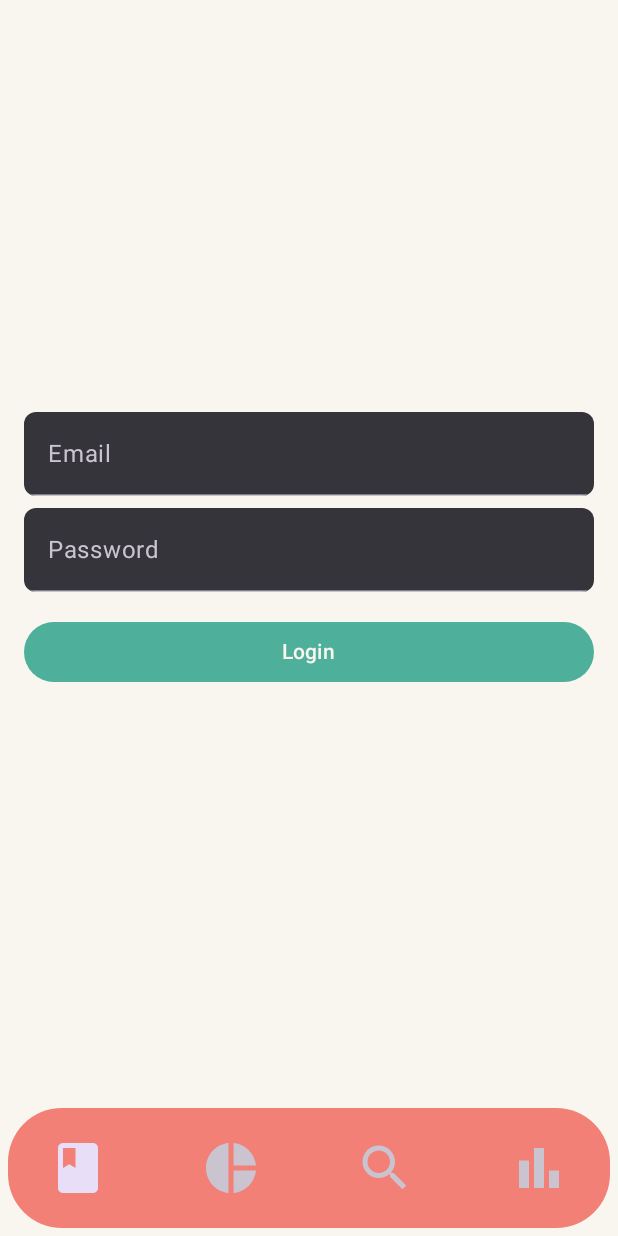
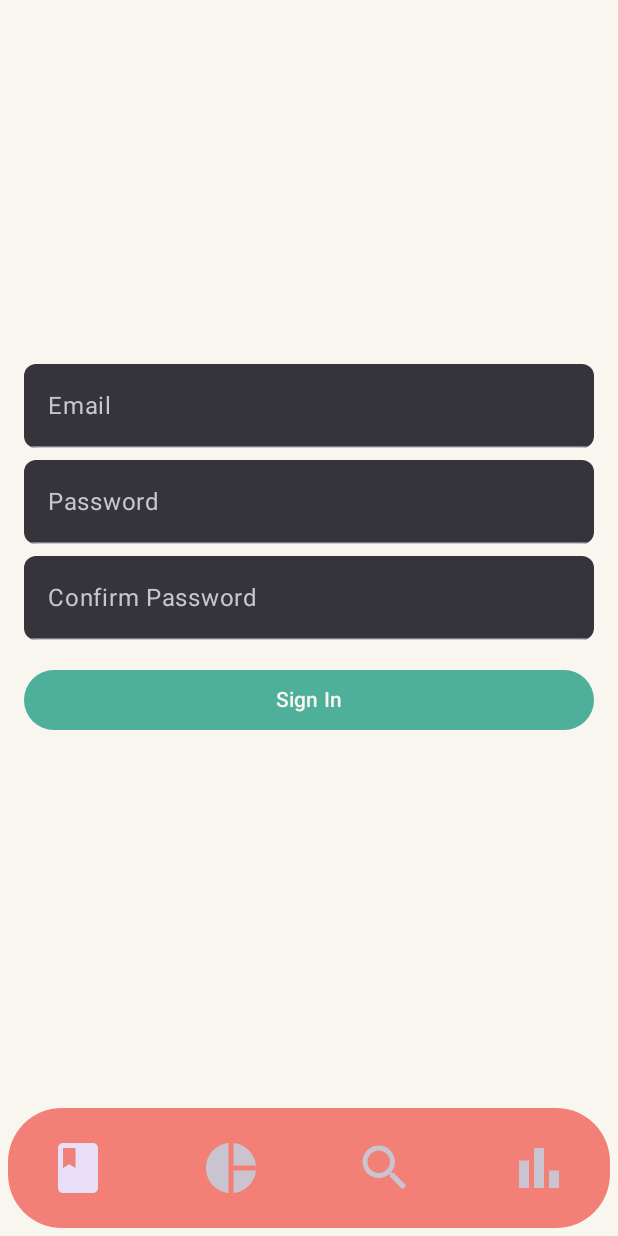
Before and after one commit to mRickk/DailyMacros, an Android app built with Jetpack Compose: the screen it shows after launch (MainActivity), on a phone screen of 412 x 824 dp. Run offline under Robolectric (Android 15) with nearby library versions, the phone set to English and light mode, and no system bars.

Commit message:
added first iteration of signin interface

```diff
--- a/app/src/main/java/com/example/dailymacros/ui/Navigation.kt
+++ b/app/src/main/java/com/example/dailymacros/ui/Navigation.kt
@@ -16,6 +16,8 @@ import com.example.dailymacros.ui.screens.profile.Profile
 import com.example.dailymacros.ui.screens.search.Search
 import com.example.dailymacros.ui.screens.settings.Settings
 import com.example.dailymacros.ui.screens.settings.SettingsViewModel
+import com.example.dailymacros.ui.screens.signin.Signin
+
 @Composable
 fun NavGraph(
     navController: NavHostController,
@@ -24,12 +26,15 @@ fun NavGraph(
 ) {
     NavHost(
         navController = navController,
-        startDestination = NavigationRoute.Login.route,
+        startDestination = NavigationRoute.Signin.route,
         modifier = modifier
     ) {
 
         composable(NavigationRoute.Login.route) {
             Login(navController)
+        }
+        composable(NavigationRoute.Signin.route) {
+            Signin(navController)
         }
         composable(NavigationRoute.Diary.route) {
             Diary(navController)
@@ -79,6 +84,7 @@ sealed class NavigationRoute(
     val route: String
 ) {
     data object Login : NavigationRoute("Login")
+    data object Signin : NavigationRoute("Signin")
     data object Diary : NavigationRoute("Diary")
     data object Search : NavigationRoute("Search")
     data object Profile : NavigationRoute("Profile")
--- /dev/null
+++ b/app/src/main/java/com/example/dailymacros/ui/screens/signin/SigninScreen.kt
@@ -0,0 +1,83 @@
+package com.example.dailymacros.ui.screens.signin
+
+import androidx.compose.foundation.layout.Box
+import androidx.compose.foundation.layout.Column
+import androidx.compose.foundation.layout.fillMaxSize
+import androidx.compose.foundation.layout.fillMaxWidth
+import androidx.compose.foundation.layout.padding
+import androidx.compose.foundation.shape.RoundedCornerShape
+import androidx.compose.material3.Button
+import androidx.compose.material3.Text
+import androidx.compose.material3.TextField
+import androidx.compose.material3.TextFieldDefaults
+import androidx.compose.runtime.Composable
+import androidx.compose.runtime.mutableStateOf
+import androidx.compose.runtime.remember
+import androidx.compose.ui.Alignment
+import androidx.compose.ui.Modifier
+import androidx.compose.ui.graphics.Color
+import androidx.compose.ui.text.TextStyle
+import androidx.compose.ui.unit.dp
+import androidx.compose.ui.text.input.PasswordVisualTransformation
+import androidx.navigation.NavHostController
+
+@Composable
+fun Signin(navController: NavHostController) {
+    val email = remember { mutableStateOf("") }
+    val password = remember { mutableStateOf("") }
+    val confirmPassword = remember { mutableStateOf("") }
+
+    Box(
+        modifier = Modifier
+            .fillMaxSize(),
+        contentAlignment = Alignment.Center
+    ) {
+        Column(
+            modifier = Modifier
+                .fillMaxWidth()
+                .padding(16.dp)
+        ) {
+            TextField(
+                value = email.value,
+                onValueChange = { email.value = it },
+                label = { Text("Email") },
+                singleLine = true,
+                shape = RoundedCornerShape(8.dp),
+                modifier = Modifier.fillMaxWidth(),
+                textStyle = TextStyle(
+                    color = Color.Black
+                )
+            )
+            TextField(
+                value = password.value,
+                onValueChange = { password.value = it },
+                label = { Text("Password") },
+                singleLine = true,
+                visualTransformation = PasswordVisualTransformation(),
+                shape = RoundedCornerShape(8.dp),
+                modifier = Modifier.fillMaxWidth().padding(top = 8.dp),
+                textStyle = TextStyle(
+                    color = Color.Black
+                )
+            )
+            TextField(
+                value = confirmPassword.value,
+                onValueChange = { confirmPassword.value = it },
+                label = { Text("Confirm Password") },
+                singleLine = true,
+                visualTransformation = PasswordVisualTransformation(),
+                shape = RoundedCornerShape(8.dp),
+                modifier = Modifier.fillMaxWidth().padding(top = 8.dp),
+                textStyle = TextStyle(
+                    color = Color.Black
+                )
+            )
+            Button(
+                onClick = { /* Handle sign-in logic */ },
+                modifier = Modifier.fillMaxWidth().padding(top = 16.dp)
+            ) {
+                Text("Sign In")
+            }
+        }
+    }
+}
--- /dev/null
+++ b/app/src/main/java/com/example/dailymacros/ui/screens/signin/SigninViewModel.kt
@@ -0,0 +1 @@
+package com.example.dailymacros.ui.screens.signin
```
